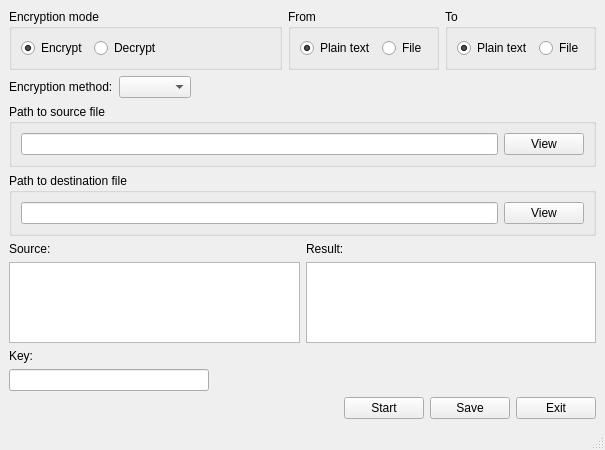
BupTy03/Encryptor2000, file design/mainwindow.ui: the form before one commit.
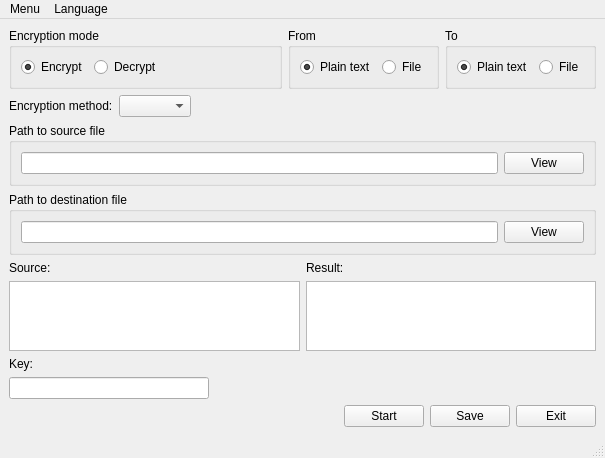
The form after the commit.

```diff
--- a/design/mainwindow.ui
+++ b/design/mainwindow.ui
@@ -326,6 +326,24 @@
      <height>21</height>
     </rect>
    </property>
+   <widget class="QMenu" name="menu">
+    <property name="title">
+     <string>Menu</string>
+    </property>
+    <addaction name="menu_start"/>
+    <addaction name="menu_save"/>
+    <addaction name="menu_exit"/>
+   </widget>
+   <widget class="QMenu" name="menu_language">
+    <property name="title">
+     <string>Language</string>
+    </property>
+    <addaction name="language_russian"/>
+    <addaction name="language_english"/>
+    <addaction name="language_deutsch"/>
+   </widget>
+   <addaction name="menu"/>
+   <addaction name="menu_language"/>
   </widget>
   <action name="action">
    <property name="text">
```
Left out of the diff: 30 changed lines with no effect on the pictures.
